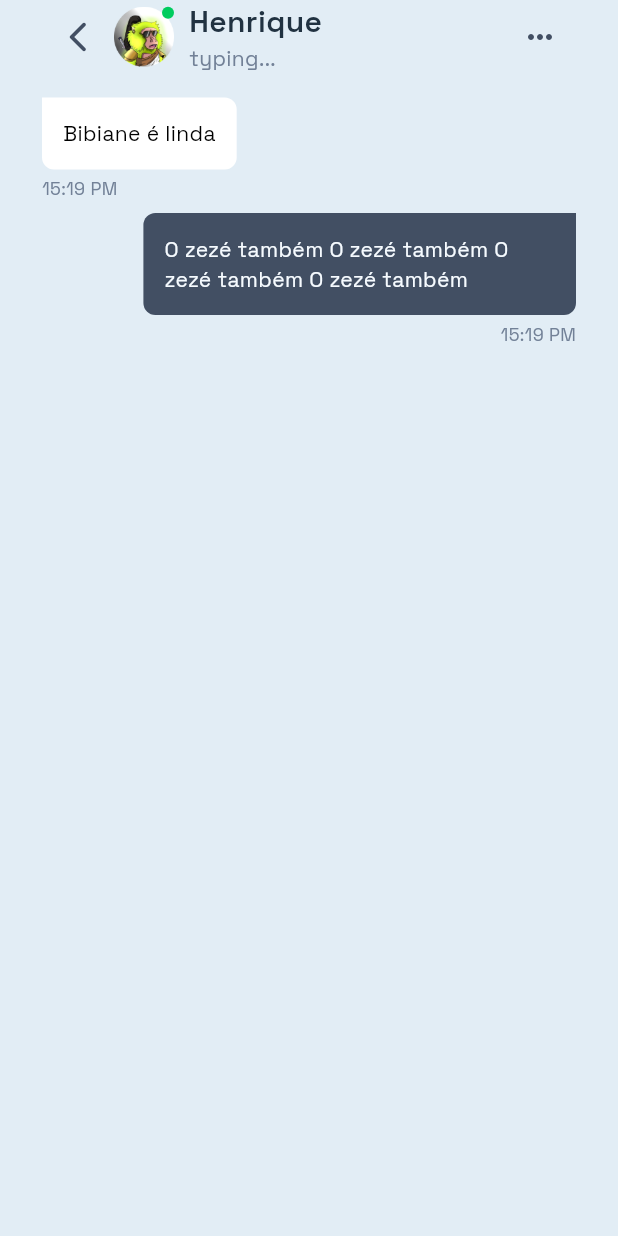
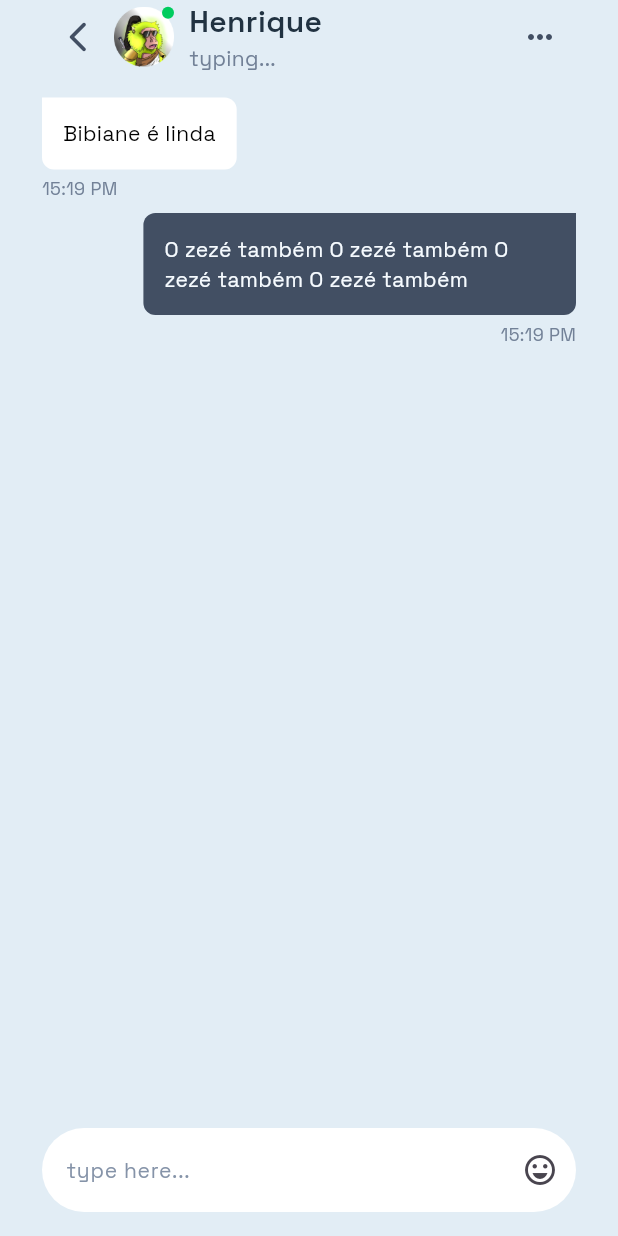
Before and after one commit to hmartiins/GotterChat-App, a Flutter app: the ChatPage screen opened by its route, on a phone screen of 412 x 824 dp. Run offline on Flutter 3.47's test engine with Material 3 defaults, Android fonts, the phone set to English and light mode, and no system bars; our stand-ins replace flutter_dotenv, flutter_mobx, flutter_modular, flutter_screenutil, flutter_svg, google_fonts; project files that could hold a hidden picture were left out.

Commit message:
feat: create input message chat

```diff
--- a/lib/app/modules/chat/presentation/pages/chat_page.dart
+++ b/lib/app/modules/chat/presentation/pages/chat_page.dart
@@ -2,6 +2,7 @@ import 'package:flutter/material.dart';
 import 'package:gotter_chat/app/commons/enums/message_type.dart';
 import 'package:gotter_chat/app/commons/styles/tokens.dart';
 import 'package:gotter_chat/app/commons/widgets/complex/screen.dart';
+import 'package:gotter_chat/app/modules/chat/presentation/widgets/input_message_chat.dart';
 import 'package:gotter_chat/app/modules/chat/presentation/widgets/message_chat.dart';
 import 'package:gotter_chat/app/modules/chat/presentation/widgets/top_bar_chat.dart';
 
@@ -38,6 +39,10 @@ class ChatPage extends StatelessWidget {
                 ),
               ),
             ),
+            Expanded(
+              child: Container(),
+            ),
+            const InputMessageChat(),
           ],
         ),
       ),
--- /dev/null
+++ b/lib/app/modules/chat/presentation/widgets/input_message_chat.dart
@@ -0,0 +1,43 @@
+import 'package:flutter/material.dart';
+import 'package:gotter_chat/app/commons/styles/tokens.dart';
+
+class InputMessageChat extends StatelessWidget {
+  const InputMessageChat({super.key});
+
+  @override
+  Widget build(BuildContext context) {
+    return Padding(
+      padding: EdgeInsets.symmetric(vertical: Tp.size.ref16),
+      child: DecoratedBox(
+        decoration: BoxDecoration(
+          color: Colors.white,
+          borderRadius: BorderRadius.circular(Tp.size.ref48),
+        ),
+        child: Row(
+          children: [
+            Expanded(
+              child: TextField(
+                decoration: InputDecoration(
+                  border: InputBorder.none,
+                  contentPadding: EdgeInsets.all(Tp.size.ref16),
+                  hintText: 'type here...',
+                  hintStyle: TextStyle(
+                    color: Tp.colors.grey20,
+                    fontWeight: Tp.fontWeights.regular,
+                    fontSize: 14,
+                  ),
+                ),
+              ),
+            ),
+            IconButton(
+              icon: const Icon(
+                Icons.emoji_emotions_outlined,
+              ),
+              onPressed: () {},
+            ),
+          ],
+        ),
+      ),
+    );
+  }
+}
--- a/pubspec.yaml
+++ b/pubspec.yaml
@@ -42,6 +42,7 @@ dependencies:
   flutter_mobx: ^2.2.0+2
   mobx: ^2.3.0+1
   flutter_svg: ^2.0.9
+  emoji_picker_flutter: ^1.6.3
 
 dev_dependencies:
   flutter_test:
```
Also changed, not shown: pubspec.lock.
